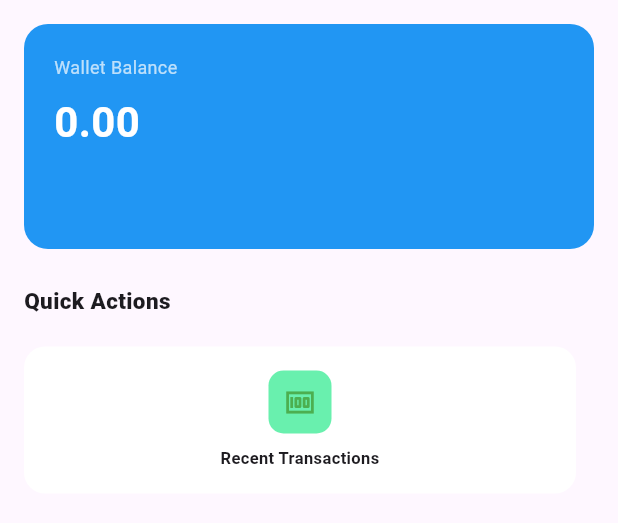
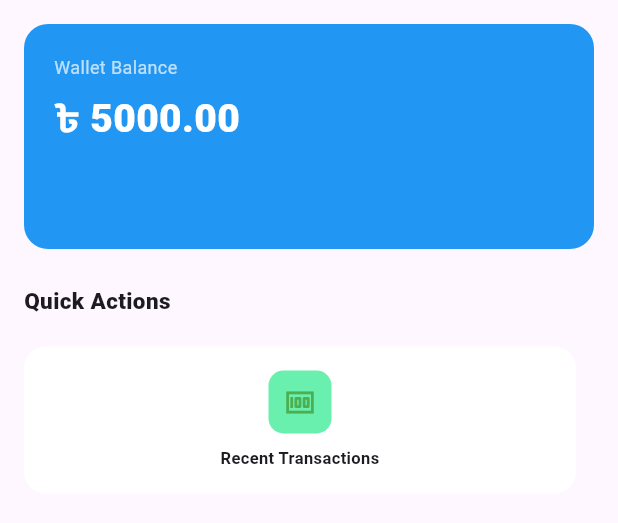
Before and after one commit to bulbul1008/mobile_pay_task, a Flutter app: the screen it shows after launch, on a phone screen of 412 x 824 dp, the part 84-607 px from its top. Run offline on Flutter 3.47's test engine with Material 3 defaults, Android fonts, the phone set to English and light mode, and no system bars; our stand-ins replace equatable, flutter_bloc, go_router.

Commit message:
Implement Wallet Balance Card and get wallet balance from json.

```diff
--- a/lib/app.dart
+++ b/lib/app.dart
@@ -8,6 +8,12 @@ import 'features/transactions/domain/repositories/transaction_repository.dart';
 import 'features/transactions/domain/usecases/transactions_usecase.dart';
 import 'features/transactions/presentation/bloc/transactions_bloc.dart';
 import 'features/transactions/presentation/bloc/transactions_event.dart';
+import 'features/wallet/data/repositories/wallet_repository_impl.dart';
+import 'features/wallet/domain/repositories/wallet_repository.dart';
+import 'features/wallet/domain/usecases/add_money_to_wallet.dart';
+import 'features/wallet/domain/usecases/get_wallet_balance.dart';
+import 'features/wallet/presentation/bloc/wallet_bloc.dart';
+import 'features/wallet/presentation/bloc/wallet_event.dart';
 
 class MyApp extends StatelessWidget {
   const MyApp({super.key});
@@ -18,12 +24,47 @@ class MyApp extends StatelessWidget {
 
     return MultiRepositoryProvider(
       providers: [
+        RepositoryProvider<WalletRepository>(
+          create: (_) => WalletRepositoryImpl(dataSource),
+        ),
         RepositoryProvider<TransactionRepository>(
           create: (_) => TransactionRepositoryImpl(dataSource),
         ),
-        RepositoryProvider<TransactionsUseCase>(
+      ],
+      child: Builder(
+        builder: (context) =>
+            MultiRepositoryProvider(
+              providers: [
+                RepositoryProvider(
                   create: (context) =>
-              TransactionsUseCase(context.read<TransactionRepository>()),
+                      GetWalletBalance(context.read<WalletRepository>()),
+                ),
+                RepositoryProvider(
+                  create: (context) =>
+                      AddMoneyToWallet(context.read<WalletRepository>()),
+                ),
+                RepositoryProvider(
+                  create: (context) =>
+                      TransactionsUseCase(
+                        context.read<TransactionRepository>(),
+                      ),
+                ),
+              ],
+              child: MultiBlocProvider(
+                providers: [
+                  BlocProvider(
+                    create: (context) =>
+                    WalletBloc(
+                      getWalletBalance: context.read<GetWalletBalance>(),
+                    )
+                      ..add(const WalletStarted()),
+                  ),
+                  BlocProvider(
+                    create: (context) =>
+                    TransactionsBloc(
+                      context.read<TransactionsUseCase>(),
+                    )
+                      ..add(const TransactionsStarted()),
                   ),
                 ],
                 child: MaterialApp.router(
@@ -31,6 +72,9 @@ class MyApp extends StatelessWidget {
                   title: 'MobilePay',
                   routerConfig: appRouter,
                 ),
+              ),
+            ),
+      ),
     );
   }
 }
--- a/lib/core/widgets/wallet_balance_card.dart
+++ b/lib/core/widgets/wallet_balance_card.dart
@@ -1,10 +1,11 @@
 import 'package:flutter/material.dart';
+import 'package:flutter_bloc/flutter_bloc.dart';
+
+import 'package:mobile_pay_task_1/features/wallet/presentation/bloc/wallet_bloc.dart';
+import 'package:mobile_pay_task_1/features/wallet/presentation/bloc/wallet_state.dart';
 
 class WalletBalanceCard extends StatelessWidget {
-  const WalletBalanceCard({super.key, this.balance, this.isLoading = false});
-
-  final double? balance;
-  final bool isLoading;
+  const WalletBalanceCard({super.key});
 
   @override
   Widget build(BuildContext context) {
@@ -23,14 +24,36 @@ class WalletBalanceCard extends StatelessWidget {
             'Wallet Balance',
             style: TextStyle(color: Colors.white70, fontSize: 12),
           ),
-          const SizedBox(height: 8),
-          Text(
-            balance?.toStringAsFixed(2) ?? "0.00",
-            style: const TextStyle(
-              color: Colors.white,
-              fontSize: 28,
-              fontWeight: FontWeight.bold,
-            ),
+          const SizedBox(height: 6),
+
+          BlocBuilder<WalletBloc, WalletState>(
+            builder: (context, state) {
+              return switch (state) {
+                LoadingWallet() => const SizedBox(
+                  height: 32,
+                  child: Align(
+                    alignment: Alignment.centerLeft,
+                    child: SizedBox(
+                      width: 22,
+                      height: 22,
+                      child: CircularProgressIndicator(
+                        strokeWidth: 2.5,
+                        color: Colors.white,
+                      ),
+                    ),
+                  ),
+                ),
+
+                LoadedWallet(:final balance) => Text(
+                  '৳ ${balance.toStringAsFixed(2)}',
+                  style: const TextStyle(
+                    color: Colors.white,
+                    fontSize: 26,
+                    fontWeight: FontWeight.w800,
+                  ),
+                ),
+              };
+            },
           ),
         ],
       ),
--- /dev/null
+++ b/lib/features/wallet/presentation/bloc/wallet_bloc.dart
@@ -0,0 +1,44 @@
+import 'package:flutter_bloc/flutter_bloc.dart';
+import 'package:mobile_pay_task_1/features/wallet/domain/usecases/get_wallet_balance.dart';
+import 'package:mobile_pay_task_1/features/wallet/presentation/bloc/wallet_event.dart';
+import 'package:mobile_pay_task_1/features/wallet/presentation/bloc/wallet_state.dart';
+
+class WalletBloc extends Bloc<WalletEvent, WalletState> {
+  WalletBloc({required GetWalletBalance getWalletBalance})
+    : _getWalletBalance = getWalletBalance,
+      super(const LoadingWallet()) {
+    on<WalletStarted>(_onStarted);
+    on<WalletRefreshed>(_onRefreshed);
+    on<WalletBalanceUpdated>(_onBalanceUpdated);
+  }
+
+  final GetWalletBalance _getWalletBalance;
+  double _balance = 0;
+
+  Future<void> _onStarted(
+    WalletStarted event,
+    Emitter<WalletState> emit,
+  ) async {
+    emit(const LoadingWallet());
+    await Future.delayed(Duration(seconds: 5));
+    _balance = await _getWalletBalance();
+    emit(LoadedWallet(_balance));
+  }
+
+  Future<void> _onRefreshed(
+    WalletRefreshed event,
+    Emitter<WalletState> emit,
+  ) async {
+    emit(const LoadingWallet());
+    await Future.delayed(Duration(seconds: 5));
+    emit(LoadedWallet(_balance));
+  }
+
+  Future<void> _onBalanceUpdated(
+    WalletBalanceUpdated event,
+    Emitter<WalletState> emit,
+  ) async {
+    _balance = event.newBalance;
+    emit(LoadedWallet(_balance));
+  }
+}
--- /dev/null
+++ b/lib/features/wallet/presentation/bloc/wallet_event.dart
@@ -0,0 +1,20 @@
+import 'package:equatable/equatable.dart';
+
+abstract class WalletEvent extends Equatable {
+  const WalletEvent();
+
+  @override
+  List<Object?> get props => [];
+}
+final class WalletStarted extends WalletEvent{
+  const WalletStarted();
+}
+final class WalletRefreshed extends WalletEvent{
+  const WalletRefreshed();
+}
+final class WalletBalanceUpdated extends WalletEvent{
+  const WalletBalanceUpdated(this.newBalance);
+  final double newBalance;
+  @override
+  List<Object?> get props =>[newBalance];
+}
--- /dev/null
+++ b/lib/features/wallet/presentation/bloc/wallet_state.dart
@@ -0,0 +1,21 @@
+import 'package:equatable/equatable.dart';
+
+sealed class WalletState extends Equatable {
+  const WalletState();
+
+  @override
+  List<Object?> get props => [];
+}
+
+final class LoadingWallet extends WalletState {
+  const LoadingWallet();
+}
+
+final class LoadedWallet extends WalletState {
+  const LoadedWallet(this.balance);
+
+  final double balance;
+
+  @override
+  List<Object?> get props => [balance];
+}
```
Also changed, not shown: lib/core/data/app_data_source.dart (+15 -1 lines), lib/core/navigation/app_router.dart (+2 -16 lines), lib/features/wallet/data/repositories/wallet_repository_impl.dart (+37 -0 lines). Lines whose indentation alone changed are shown as unchanged.
